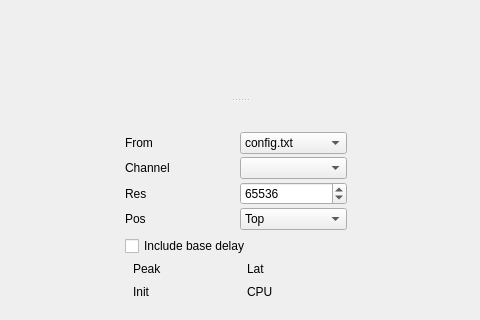
115dkk/EqualizerAPO-XT, file Editor/MainWindow.ui: the form before one commit; both pictures show x 272 to 752 and y 448 to 768 of the 1024 by 768 pixel window.
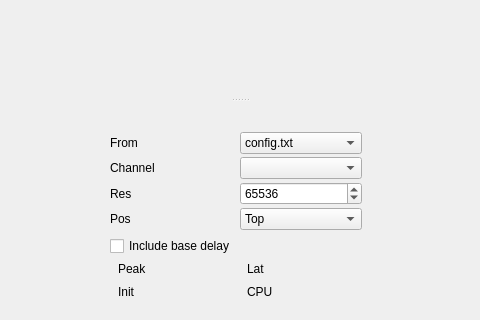
The form after the commit. Icons and pictures are not drawn. Custom widgets are drawn as their Qt base class.

Patch:
```diff
--- a/Editor/MainWindow.ui
+++ b/Editor/MainWindow.ui
@@ -158,7 +158,7 @@
        </property>
        <property name="maximumSize">
         <size>
-         <width>250</width>
+         <width>280</width>
          <height>16777215</height>
         </size>
        </property>
```
